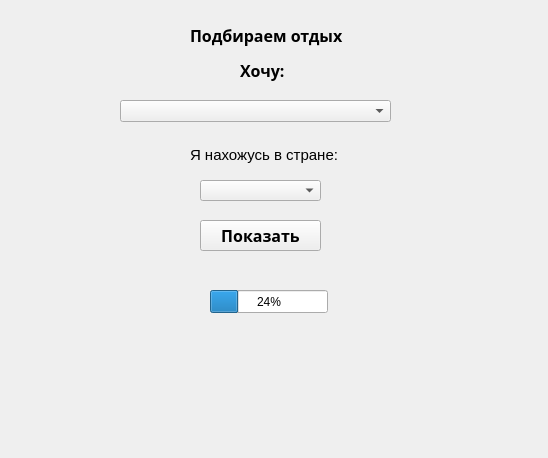
The window that Mdp/MdpProject/mainwindow.ui (bmitioglov/MdpProject) describes before a commit, drawn with Qt 5.
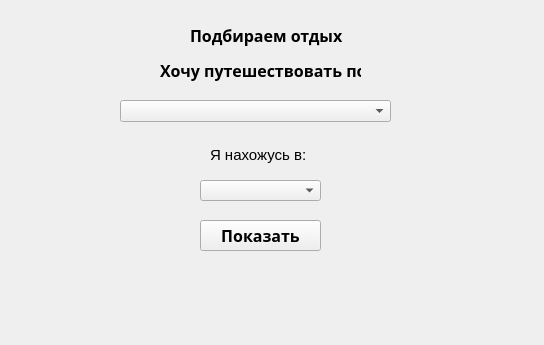
The same window after the commit.

Commit message: комбобокс исправленный

```diff
--- a/Mdp/MdpProject/mainwindow.ui
+++ b/Mdp/MdpProject/mainwindow.ui
@@ -6,8 +6,8 @@
    <rect>
     <x>0</x>
     <y>0</y>
-    <width>548</width>
-    <height>458</height>
+    <width>544</width>
+    <height>345</height>
    </rect>
   </property>
   <property name="windowTitle">
@@ -35,25 +35,12 @@
      <string>Подбираем отдых</string>
     </property>
    </widget>
-   <widget class="QProgressBar" name="progressBar">
-    <property name="geometry">
-     <rect>
-      <x>210</x>
-      <y>290</y>
-      <width>118</width>
-      <height>23</height>
-     </rect>
-    </property>
-    <property name="value">
-     <number>24</number>
-    </property>
-   </widget>
    <widget class="QLabel" name="label_2">
     <property name="geometry">
      <rect>
-      <x>240</x>
+      <x>160</x>
       <y>60</y>
-      <width>51</width>
+      <width>201</width>
       <height>21</height>
      </rect>
     </property>
@@ -66,7 +53,7 @@
      </font>
     </property>
     <property name="text">
-     <string>Хочу: </string>
+     <string>Хочу путешествовать по:</string>
     </property>
    </widget>
    <widget class="QComboBox" name="comboBox">
@@ -233,14 +220,27 @@
    <widget class="QLabel" name="label_3">
     <property name="geometry">
      <rect>
-      <x>190</x>
+      <x>210</x>
       <y>140</y>
       <width>161</width>
       <height>31</height>
      </rect>
     </property>
     <property name="text">
-     <string>&lt;html&gt;&lt;head/&gt;&lt;body&gt;&lt;p&gt;&lt;span style=&quot; font-size:11pt;&quot;&gt;Я нахожусь в стране:&lt;/span&gt;&lt;/p&gt;&lt;/body&gt;&lt;/html&gt;</string>
+     <string>&lt;html&gt;&lt;head/&gt;&lt;body&gt;&lt;p&gt;&lt;span style=&quot; font-size:11pt;&quot;&gt;Я нахожусь в:&lt;/span&gt;&lt;/p&gt;&lt;/body&gt;&lt;/html&gt;</string>
+    </property>
+   </widget>
+   <widget class="QLabel" name="label_4">
+    <property name="geometry">
+     <rect>
+      <x>150</x>
+      <y>280</y>
+      <width>231</width>
+      <height>20</height>
+     </rect>
+    </property>
+    <property name="text">
+     <string/>
     </property>
    </widget>
   </widget>
```
Left out of the diff: 48 changed lines with no effect on the pictures. The commit also changes 2 other files.
